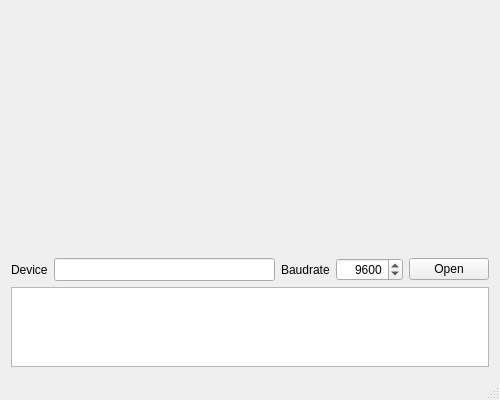
Before: the Qt Designer form src-desktop/mainwindow.ui in NaoPross/SAMSpectrumAnalyzer, drawn with Qt 5.
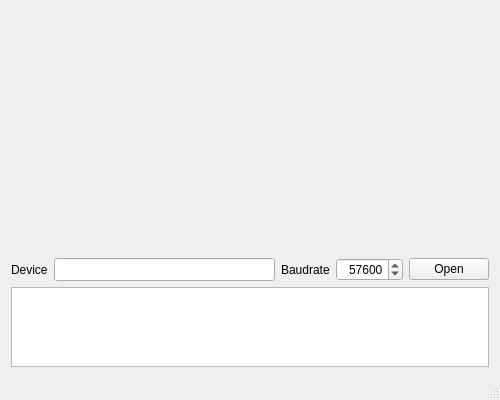
After: the same form once the commit is applied. Custom widgets are drawn as their Qt base class.

```diff
--- a/src-desktop/mainwindow.ui
+++ b/src-desktop/mainwindow.ui
@@ -68,7 +68,7 @@
          <number>100</number>
         </property>
         <property name="value">
-         <number>9600</number>
+         <number>57600</number>
         </property>
        </widget>
       </item>
```
